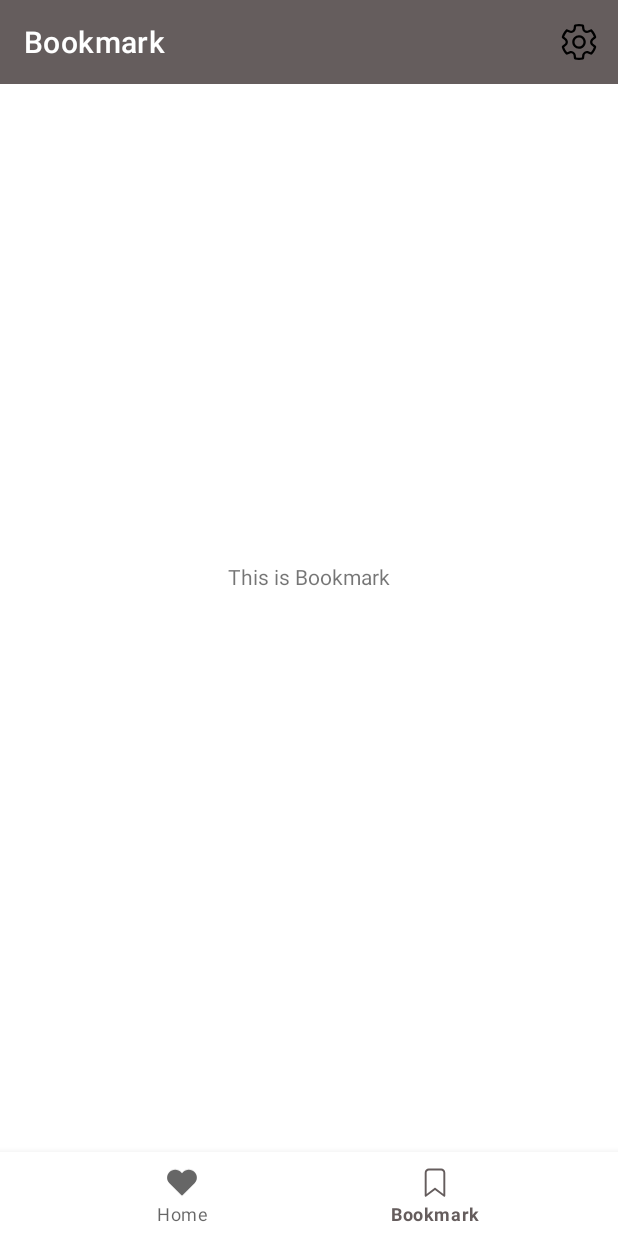
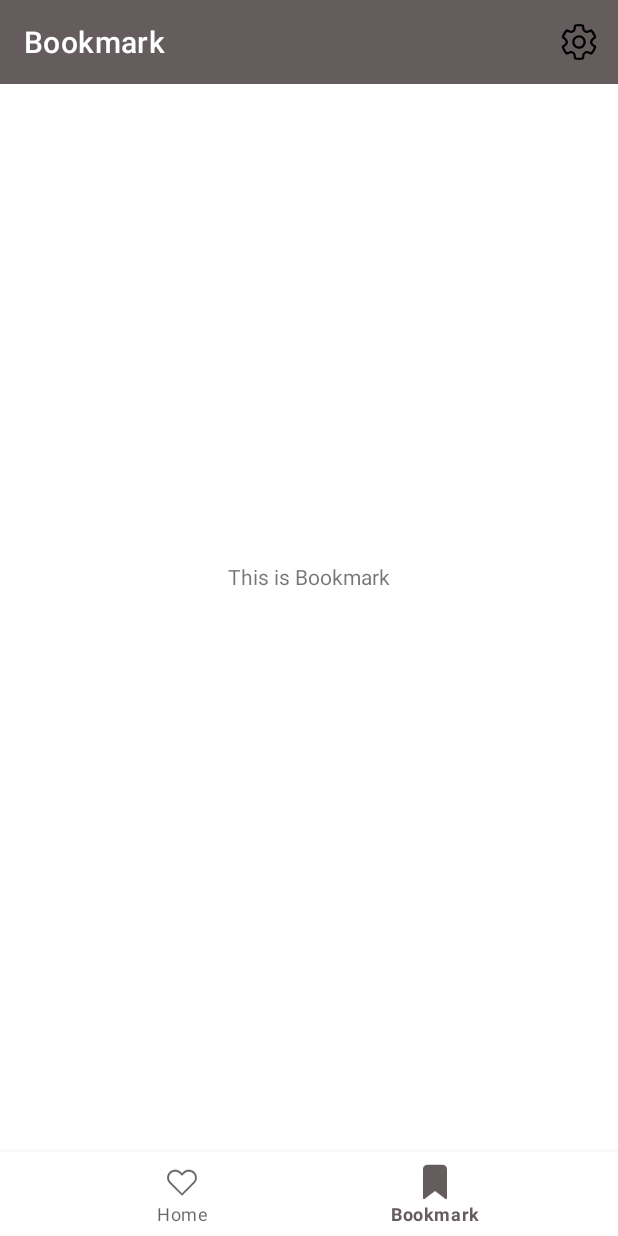
Before and after one commit to hojunkim1/winery, an Android app: the screen it shows after launch (MainActivity), item 2 of the bottom bar chosen, on a phone screen of 412 x 824 dp. Run offline under Robolectric (Android 15) with nearby library versions, the phone set to English and light mode, and no system bars; our stand-ins replace data binding, navigation-ui.

Commit message:
bottom icon

```diff
--- /dev/null
+++ b/app/src/main/res/drawable/bottom_navigation_icon_bookmark.xml
@@ -0,0 +1,5 @@
+<?xml version="1.0" encoding="utf-8"?>
+<selector xmlns:android="http://schemas.android.com/apk/res/android">
+    <item android:drawable="@drawable/ic_bookmark_selected" android:state_checked="true" />
+    <item android:drawable="@drawable/ic_bookmark_unselected" android:state_checked="false"/>
+</selector>
--- /dev/null
+++ b/app/src/main/res/drawable/bottom_navigation_icon_heart.xml
@@ -0,0 +1,5 @@
+<?xml version="1.0" encoding="utf-8"?>
+<selector xmlns:android="http://schemas.android.com/apk/res/android">
+    <item android:drawable="@drawable/ic_heart_selected" android:state_checked="true" />
+    <item android:drawable="@drawable/ic_heart_unselected" android:state_checked="false"/>
+</selector>
--- a/app/src/main/res/menu/bottom_nav_menu.xml
+++ b/app/src/main/res/menu/bottom_nav_menu.xml
@@ -3,12 +3,12 @@
 
     <item
         android:id="@+id/home_fragment"
-        android:icon="@drawable/ic_heart_selected"
+        android:icon="@drawable/bottom_navigation_icon_heart"
         android:title="@string/title_home" />
 
     <item
         android:id="@+id/bookmark_fragment"
-        android:icon="@drawable/ic_bookmark_unselected"
+        android:icon="@drawable/bottom_navigation_icon_bookmark"
         android:title="@string/title_bookmark" />
 
 </menu>
```
